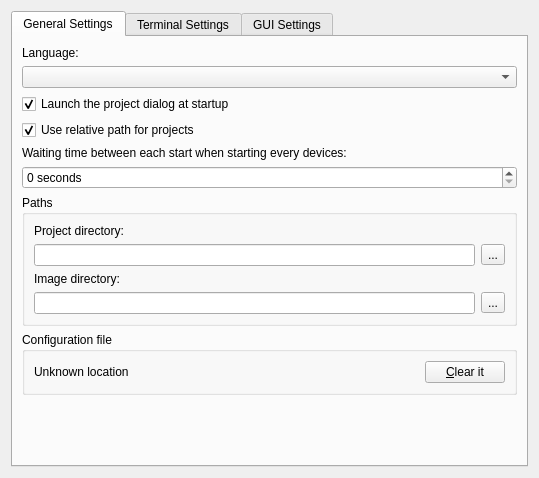
This is src/GNS3/Ui/ConfigurationPages/Form_PreferencesGeneral.ui in GNS3/gns3-legacy as Qt 5 draws it before an edit. The edited form follows.
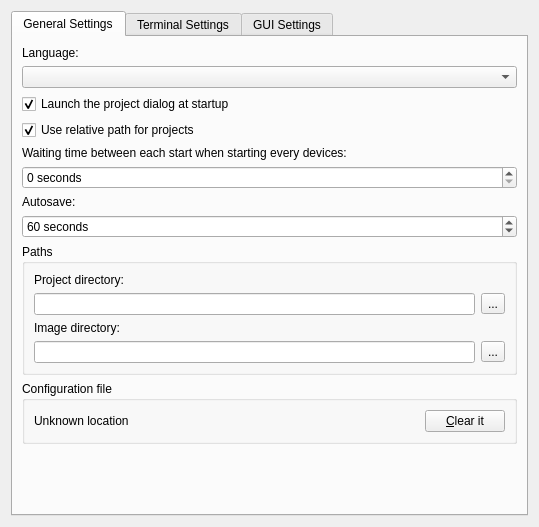
This is the edited form.

Commit message: [*] Autosave feature

Patch:
```diff
--- a/src/GNS3/Ui/ConfigurationPages/Form_PreferencesGeneral.ui
+++ b/src/GNS3/Ui/ConfigurationPages/Form_PreferencesGeneral.ui
@@ -7,7 +7,7 @@
     <x>0</x>
     <y>0</y>
     <width>539</width>
-    <height>478</height>
+    <height>527</height>
    </rect>
   </property>
   <property name="windowTitle">
@@ -85,6 +85,26 @@
         </widget>
        </item>
        <item row="6" column="0">
+        <widget class="QLabel" name="label_10">
+         <property name="text">
+          <string>Autosave:</string>
+         </property>
+        </widget>
+       </item>
+       <item row="7" column="0">
+        <widget class="QSpinBox" name="autoSave">
+         <property name="suffix">
+          <string> seconds</string>
+         </property>
+         <property name="maximum">
+          <number>10000</number>
+         </property>
+         <property name="value">
+          <number>60</number>
+         </property>
+        </widget>
+       </item>
+       <item row="8" column="0">
         <widget class="QGroupBox" name="groupBox_2">
          <property name="title">
           <string>Paths</string>
@@ -133,7 +153,7 @@
          </layout>
         </widget>
        </item>
-       <item row="7" column="0">
+       <item row="9" column="0">
         <widget class="QGroupBox" name="groupBox_3">
          <property name="title">
           <string>Configuration file</string>
@@ -169,7 +189,7 @@
          </layout>
         </widget>
        </item>
-       <item row="8" column="0">
+       <item row="10" column="0">
         <spacer>
          <property name="orientation">
           <enum>Qt::Vertical</enum>
```
The commit also changes 35 other files.
